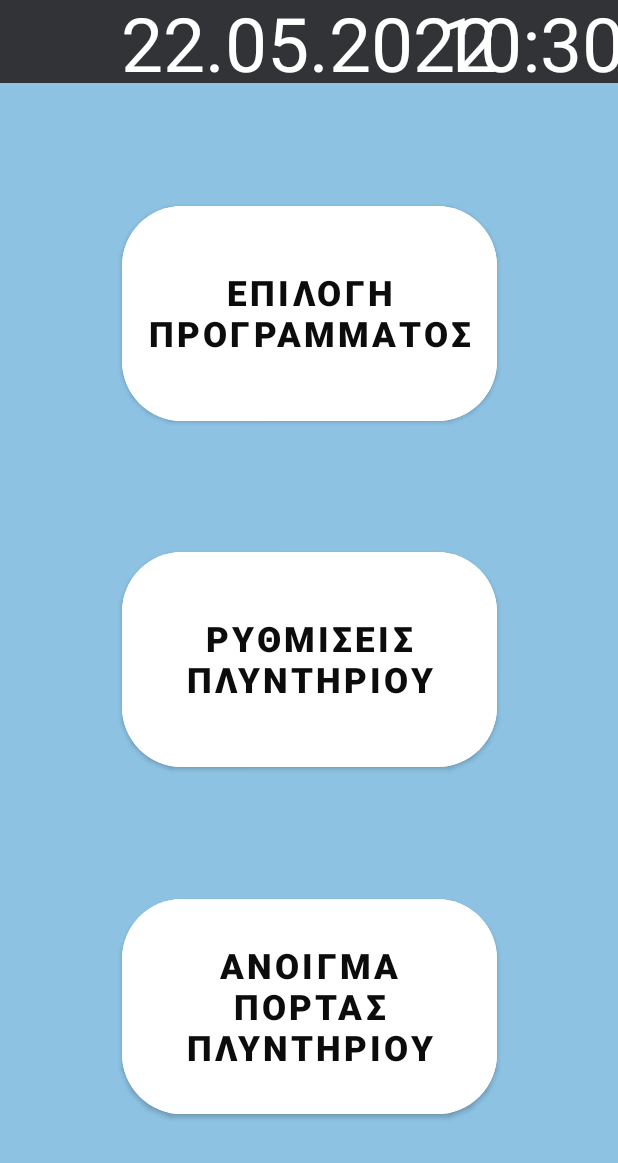
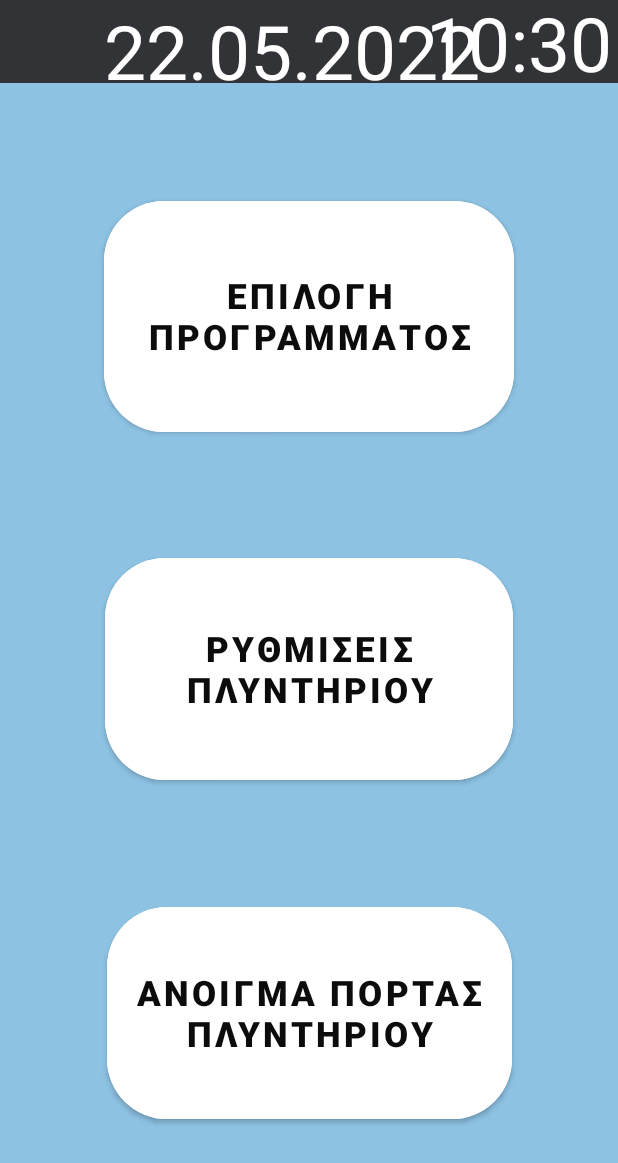
Before and after one commit to marina-sam14/Washing-Machine-UI, an Android app: the screen it shows after launch (MainActivity), on a phone screen of 412 x 824 dp. Shown: the top 1163 px of the screen. Run offline under Robolectric (Android 15) with nearby library versions, the phone set to English and light mode, and no system bars; our stand-ins replace navigation-ui.

Commit message:
Bar is done

```diff
--- a/src/app/src/main/res/layout/activity_main.xml
+++ b/src/app/src/main/res/layout/activity_main.xml
@@ -19,49 +19,49 @@
     <com.google.android.material.button.MaterialButton
         android:id="@+id/programs"
         style="@style/Widget.MaterialComponents.Button"
-        app:layout_constraintTop_toBottomOf="@id/divider"
-        app:layout_constraintRight_toRightOf="parent"
-        app:layout_constraintLeft_toLeftOf="parent"
-        app:layout_constraintBottom_toTopOf="@id/settings"
-        android:layout_width="250dp"
-        android:layout_height="155dp"
+        android:layout_width="273dp"
+        android:layout_height="166dp"
         android:backgroundTint="@color/white"
         android:text="@string/home1"
         android:textColor="#0C0C0C"
         android:textSize="23sp"
         android:textStyle="bold"
-        app:cornerRadius="40dp" />
+        app:cornerRadius="40dp"
+        app:layout_constraintBottom_toTopOf="@id/settings"
+        app:layout_constraintLeft_toLeftOf="parent"
+        app:layout_constraintRight_toRightOf="parent"
+        app:layout_constraintTop_toBottomOf="@id/divider" />
 
 
     <com.google.android.material.button.MaterialButton
         android:id="@+id/settings"
-        app:layout_constraintTop_toBottomOf="@id/programs"
-        app:layout_constraintRight_toRightOf="parent"
-        app:layout_constraintLeft_toLeftOf="parent"
-        app:layout_constraintBottom_toTopOf="@id/cancelled"
+        android:layout_width="272dp"
+        android:layout_height="160dp"
         android:backgroundTint="@color/white"
-        android:layout_width="250dp"
-        android:layout_height="155dp"
         android:text="@string/home2"
         android:textColor="#0C0C0C"
         android:textSize="23sp"
         android:textStyle="bold"
-        app:cornerRadius="40dp" />
+        app:cornerRadius="40dp"
+        app:layout_constraintBottom_toTopOf="@id/cancelled"
+        app:layout_constraintLeft_toLeftOf="parent"
+        app:layout_constraintRight_toRightOf="parent"
+        app:layout_constraintTop_toBottomOf="@id/programs" />
 
     <com.google.android.material.button.MaterialButton
         android:id="@+id/cancelled"
-        android:layout_width="250dp"
-        android:layout_height="155dp"
-        app:layout_constraintTop_toBottomOf="@id/settings"
-        app:layout_constraintRight_toRightOf="parent"
-        app:layout_constraintLeft_toLeftOf="parent"
-        app:layout_constraintBottom_toBottomOf="parent"
+        android:layout_width="270dp"
+        android:layout_height="153dp"
         android:backgroundTint="@color/white"
+        android:text="@string/door"
         android:textColor="#0C0C0C"
         android:textSize="23sp"
         android:textStyle="bold"
-        android:text="@string/door"
-        app:cornerRadius="40dp" />
+        app:cornerRadius="40dp"
+        app:layout_constraintBottom_toBottomOf="parent"
+        app:layout_constraintLeft_toLeftOf="parent"
+        app:layout_constraintRight_toRightOf="parent"
+        app:layout_constraintTop_toBottomOf="@id/settings" />
 
 
     <TextClock
@@ -81,12 +81,14 @@
         android:id="@+id/date"
         android:layout_width="wrap_content"
         android:layout_height="wrap_content"
+        android:textColor="@color/white"
+        android:textSize="50sp"
+        app:layout_constraintBottom_toBottomOf="@id/divider"
+        app:layout_constraintHorizontal_bias="0.43"
+        app:layout_constraintLeft_toLeftOf="parent"
+        app:layout_constraintRight_toRightOf="parent"
         app:layout_constraintTop_toTopOf="@id/divider"
-        app:layout_constraintRight_toRightOf="parent"
-        app:layout_constraintLeft_toLeftOf="parent"
-        app:layout_constraintBottom_toBottomOf="@id/divider"
-        android:textSize="50sp"
-        android:textColor="@color/white"/>
+        app:layout_constraintVertical_bias="0.0" />
 
 
 </androidx.constraintlayout.widget.ConstraintLayout>
--- a/src/app/src/main/res/layout/cancelled.xml
+++ b/src/app/src/main/res/layout/cancelled.xml
@@ -28,6 +28,7 @@
         android:layout_alignParentTop="true"
         android:layout_alignParentEnd="true"
         android:layout_alignParentBottom="true"
+        app:layout_constraintHorizontal_bias="0.43"
         android:layout_marginStart="13dp"
         android:layout_marginTop="8dp"
         android:layout_marginEnd="395dp"
--- a/src/app/src/main/res/layout/laundrying.xml
+++ b/src/app/src/main/res/layout/laundrying.xml
@@ -25,7 +25,7 @@
         app:layout_constraintRight_toRightOf="parent"
         app:layout_constraintLeft_toRightOf="@id/date"
         app:layout_constraintBottom_toBottomOf="@id/divider"
-        app:layout_constraintHorizontal_bias="0.3"
+        app:layout_constraintHorizontal_bias="0.43"
         android:format24Hour="hh:mm:ss"
         android:textColor="@color/white"
         android:textSize="50sp" />
@@ -50,6 +50,7 @@
         app:layout_constraintLeft_toLeftOf="parent"
         app:layout_constraintRight_toRightOf="parent"
         app:layout_constraintBottom_toBottomOf="parent"
+        android:progress="5"
         android:theme="@style/Widget.AppCompat.ProgressBar.Horizontal" />
 
     <TextView
```
Also changed, not shown: src/app/src/main/java/com/example/washingmachine/Laundring.java (+52 -22 lines), src/app/src/main/res/layout/fragment_first.xml (+49 -35 lines), src/app/src/main/res/layout/helper.xml (+16 -16 lines), src/app/src/main/res/values/strings.xml (+4 -4 lines).
